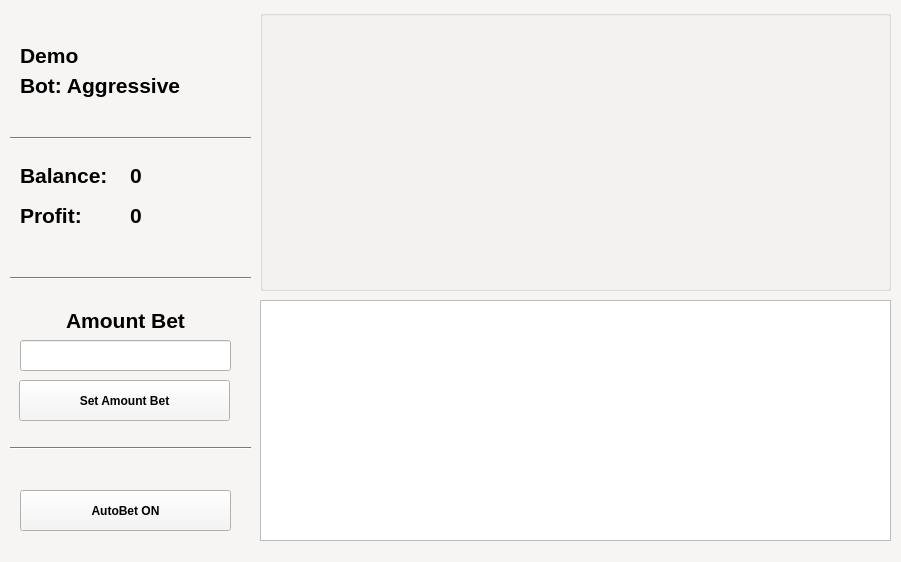
Before: the Qt Designer form apps/gui/resources/ui/console.ui in bikerlfh/crashbot, drawn with Qt 5.
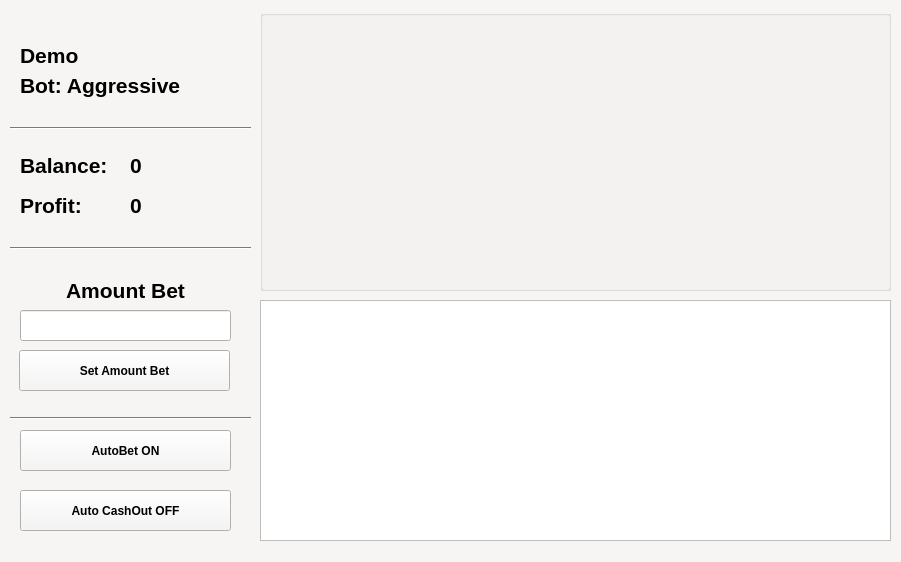
After: the same form once the commit is applied.

Patch:
```diff
--- a/apps/gui/resources/ui/console.ui
+++ b/apps/gui/resources/ui/console.ui
@@ -474,14 +474,13 @@
    <property name="geometry">
     <rect>
      <x>19</x>
-     <y>380</y>
+     <y>350</y>
      <width>211</width>
      <height>41</height>
     </rect>
    </property>
    <property name="font">
     <font>
-     <weight>75</weight>
      <bold>true</bold>
     </font>
    </property>
@@ -496,14 +495,13 @@
    <property name="geometry">
     <rect>
      <x>20</x>
-     <y>490</y>
+     <y>430</y>
      <width>211</width>
      <height>41</height>
     </rect>
    </property>
    <property name="font">
     <font>
-     <weight>75</weight>
      <bold>true</bold>
     </font>
    </property>
@@ -521,7 +519,7 @@
    <property name="geometry">
     <rect>
      <x>30</x>
-     <y>310</y>
+     <y>280</y>
      <width>191</width>
      <height>20</height>
     </rect>
@@ -529,7 +527,6 @@
    <property name="font">
     <font>
      <pointsize>16</pointsize>
-     <weight>75</weight>
      <bold>true</bold>
     </font>
    </property>
@@ -544,7 +541,7 @@
    <property name="geometry">
     <rect>
      <x>20</x>
-     <y>160</y>
+     <y>150</y>
      <width>91</width>
      <height>30</height>
     </rect>
@@ -552,7 +549,6 @@
    <property name="font">
     <font>
      <pointsize>16</pointsize>
-     <weight>75</weight>
      <bold>true</bold>
     </font>
    </property>
@@ -564,7 +560,7 @@
    <property name="geometry">
     <rect>
      <x>130</x>
-     <y>160</y>
+     <y>150</y>
      <width>111</width>
      <height>30</height>
     </rect>
@@ -572,7 +568,6 @@
    <property name="font">
     <font>
      <pointsize>16</pointsize>
-     <weight>75</weight>
      <bold>true</bold>
     </font>
    </property>
@@ -584,7 +579,7 @@
    <property name="geometry">
     <rect>
      <x>130</x>
-     <y>200</y>
+     <y>190</y>
      <width>111</width>
      <height>30</height>
     </rect>
@@ -592,7 +587,6 @@
    <property name="font">
     <font>
      <pointsize>16</pointsize>
-     <weight>75</weight>
      <bold>true</bold>
      <kerning>true</kerning>
     </font>
@@ -605,7 +599,7 @@
    <property name="geometry">
     <rect>
      <x>20</x>
-     <y>200</y>
+     <y>190</y>
      <width>81</width>
      <height>30</height>
     </rect>
@@ -613,7 +607,6 @@
    <property name="font">
     <font>
      <pointsize>16</pointsize>
-     <weight>75</weight>
      <bold>true</bold>
     </font>
    </property>
@@ -665,7 +658,7 @@
    <property name="geometry">
     <rect>
      <x>20</x>
-     <y>340</y>
+     <y>310</y>
      <width>211</width>
      <height>31</height>
     </rect>
@@ -678,7 +671,7 @@
    <property name="geometry">
     <rect>
      <x>10</x>
-     <y>130</y>
+     <y>120</y>
      <width>241</width>
      <height>16</height>
     </rect>
@@ -691,7 +684,7 @@
    <property name="geometry">
     <rect>
      <x>10</x>
-     <y>270</y>
+     <y>240</y>
      <width>241</width>
      <height>16</height>
     </rect>
@@ -704,7 +697,7 @@
    <property name="geometry">
     <rect>
      <x>10</x>
-     <y>440</y>
+     <y>410</y>
      <width>241</width>
      <height>16</height>
     </rect>
@@ -754,6 +747,30 @@
     </rect>
    </property>
   </widget>
+  <widget class="QPushButton" name="btn_auto_cash_out">
+   <property name="geometry">
+    <rect>
+     <x>20</x>
+     <y>490</y>
+     <width>211</width>
+     <height>41</height>
+    </rect>
+   </property>
+   <property name="font">
+    <font>
+     <bold>true</bold>
+    </font>
+   </property>
+   <property name="cursor">
+    <cursorShape>PointingHandCursor</cursorShape>
+   </property>
+   <property name="toolTip">
+    <string extracomment="turn on/of auto bet"/>
+   </property>
+   <property name="text">
+    <string>Auto CashOut OFF</string>
+   </property>
+  </widget>
   <zorder>btn_set_max_amount</zorder>
   <zorder>btn_auto_bet</zorder>
   <zorder>label</zorder>
```
Left out of the diff: 3 changed lines with no effect on the pictures.
